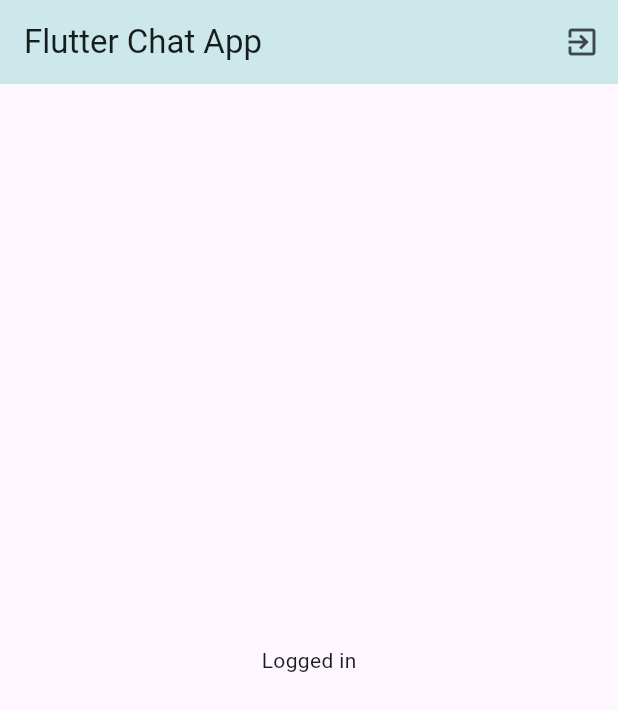
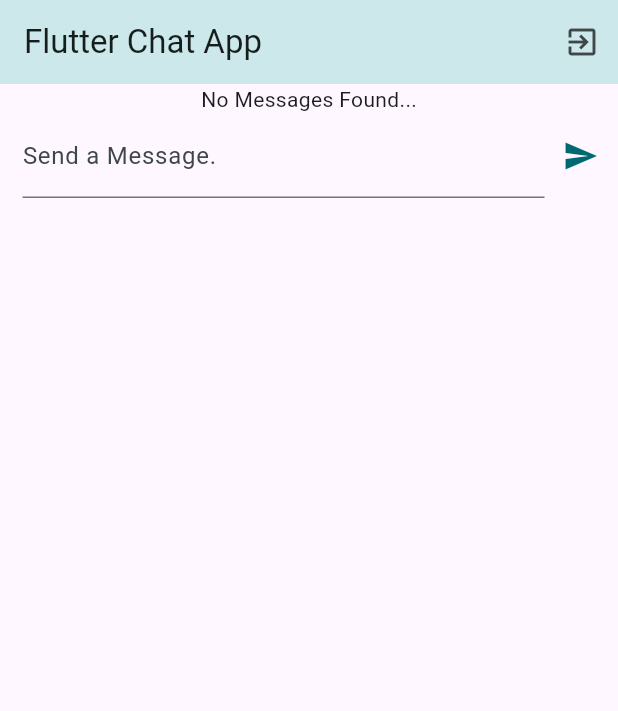
Before and after one commit to RahulSharma-bit/chatApp, a Flutter app: the screen it shows once a user with an empty profile is signed in, on a phone screen of 412 x 824 dp. Shown: the top 711 px of the screen. Run offline on Flutter 3.47's test engine with Material 3 defaults, Android fonts, the phone set to English and light mode, and no system bars; our stand-ins replace cloud_firestore, firebase_auth, firebase_core, firebase_storage, image_picker; accounts and stored records are empty.

Commit message:
sending message to firestore

```diff
--- a/lib/screens/chat_screen.dart
+++ b/lib/screens/chat_screen.dart
@@ -1,3 +1,5 @@
+import 'package:chat_app/widgets/chat_message.dart';
+import 'package:chat_app/widgets/new_message.dart';
 import 'package:firebase_auth/firebase_auth.dart';
 // import 'package:firebase_core/firebase_core.dart';
 import 'package:flutter/material.dart';
@@ -19,12 +21,11 @@ class ChatScreen extends StatelessWidget {
                 icon: const Icon(Icons.exit_to_app))
           ],
         ),
-      body: const Center(
-        child: Text(
-          'Logged in',
-          style: TextStyle(),
-        ),
-      ),
-    );
+        body: const Column(
+          children: [
+            ChatMessage(),
+            NewMessage(),
+          ],
+        ));
   }
 }
--- /dev/null
+++ b/lib/widgets/chat_message.dart
@@ -0,0 +1,12 @@
+import 'package:flutter/material.dart';
+
+class ChatMessage extends StatelessWidget {
+  const ChatMessage({super.key});
+
+  @override
+  Widget build(BuildContext context) {
+    return const Center(
+      child: Text('No Messages Found...'),
+    );
+  }
+}
--- /dev/null
+++ b/lib/widgets/new_message.dart
@@ -0,0 +1,74 @@
+import 'package:cloud_firestore/cloud_firestore.dart';
+import 'package:firebase_auth/firebase_auth.dart';
+import 'package:flutter/material.dart';
+
+class NewMessage extends StatefulWidget {
+  const NewMessage({super.key});
+
+  @override
+  State<NewMessage> createState() => _NewMessageState();
+}
+
+class _NewMessageState extends State<NewMessage> {
+  final _messageController = TextEditingController();
+
+  @override
+  void dispose() {
+    _messageController.dispose();
+    super.dispose();
+  }
+
+  void _submitMessage() async {
+    final enteredMessage = _messageController.text;
+
+    if (enteredMessage.trim().isEmpty) {
+      return;
+    }
+
+    FocusScope.of(context).unfocus();
+    _messageController.clear();
+    // Send to Firestore
+
+    final user = FirebaseAuth.instance.currentUser!;
+    final userData = await FirebaseFirestore.instance
+        .collection('users')
+        .doc(user.uid)
+        .get();
+    FirebaseFirestore.instance.collection('chat').add({
+      'text': enteredMessage,
+      'createdAt': Timestamp.now(),
+      'userId': user.uid,
+      'userName': userData.data()!['username'],
+      'userImage': userData.data()!['image_url'],
+    });
+  }
+
+  @override
+  Widget build(BuildContext context) {
+    return Padding(
+      padding: const EdgeInsets.only(
+        left: 15,
+        right: 1,
+        bottom: 14,
+      ),
+      child: Row(
+        children: [
+          Expanded(
+            child: TextField(
+              controller: _messageController,
+              textCapitalization: TextCapitalization.sentences,
+              autocorrect: true,
+              enableSuggestions: true,
+              decoration: const InputDecoration(labelText: 'Send a Message.'),
+            ),
+          ),
+          IconButton(
+            onPressed: _submitMessage,
+            icon: const Icon(Icons.send),
+            color: Theme.of(context).colorScheme.primary,
+          ),
+        ],
+      ),
+    );
+  }
+}
```
Lines whose indentation alone changed are shown as unchanged.
